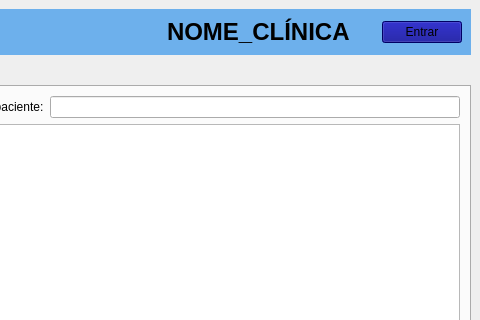
This is clinica_cpp/mainwindow.ui in juander/Projeto_CPP as Qt 5 draws it before an edit; both pictures show x 800 to 1280 and y 0 to 320 of the 1280 by 720 pixel window. The edited form follows.
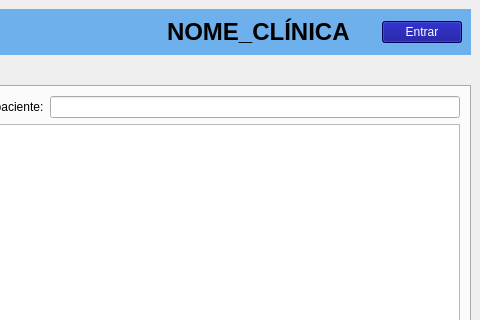
This is the edited form. Icons and pictures are not drawn.

Commit message: ajuste de cor

Patch:
```diff
--- a/clinica_cpp/mainwindow.ui
+++ b/clinica_cpp/mainwindow.ui
@@ -282,7 +282,8 @@
          <item>
           <widget class="QPushButton" name="btnEntrar">
            <property name="styleSheet">
-            <string notr="true">background-color: darkblue;</string>
+            <string notr="true">background-color: darkblue;
+color: white;</string>
            </property>
            <property name="text">
             <string>Entrar</string>
```
The commit also changes 1 other file.
